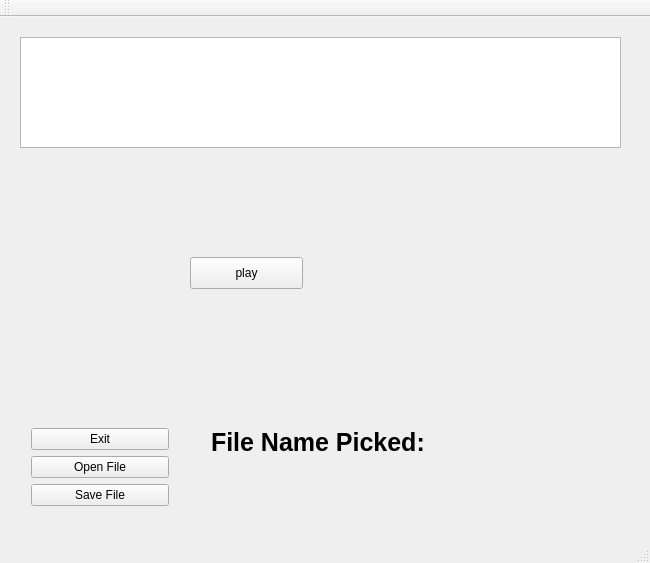
Qt form mainwindow.ui (dxqzhuang/mp3player) before a commit.
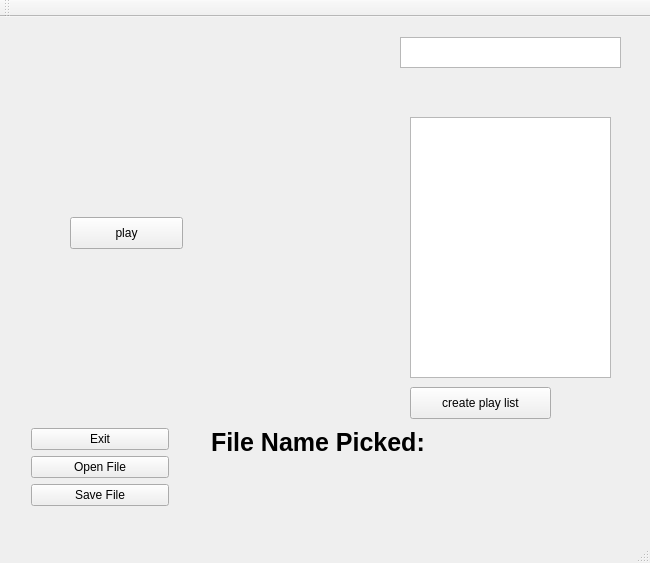
The same form after that commit.

What changed in the file:
```diff
--- a/mainwindow.ui
+++ b/mainwindow.ui
@@ -17,10 +17,10 @@
    <widget class="QTextBrowser" name="fileContentsDisplay">
     <property name="geometry">
      <rect>
-      <x>20</x>
+      <x>400</x>
       <y>20</y>
-      <width>601</width>
-      <height>111</height>
+      <width>221</width>
+      <height>31</height>
      </rect>
     </property>
    </widget>
@@ -93,8 +93,8 @@
    <widget class="QPushButton" name="mainWindow_play_btn">
     <property name="geometry">
      <rect>
-      <x>190</x>
-      <y>240</y>
+      <x>70</x>
+      <y>200</y>
       <width>113</width>
       <height>32</height>
      </rect>
@@ -103,6 +103,40 @@
      <string>play</string>
     </property>
    </widget>
+   <widget class="QTextBrowser" name="mainWindow_library_display">
+    <property name="geometry">
+     <rect>
+      <x>410</x>
+      <y>100</y>
+      <width>201</width>
+      <height>261</height>
+     </rect>
+    </property>
+   </widget>
+   <widget class="QWidget" name="verticalLayoutWidget_3">
+    <property name="geometry">
+     <rect>
+      <x>430</x>
+      <y>110</y>
+      <width>161</width>
+      <height>241</height>
+     </rect>
+    </property>
+    <layout class="QVBoxLayout" name="mainWindow_song_list"/>
+   </widget>
+   <widget class="QPushButton" name="mainWindow_create_play_list_btn">
+    <property name="geometry">
+     <rect>
+      <x>410</x>
+      <y>370</y>
+      <width>141</width>
+      <height>32</height>
+     </rect>
+    </property>
+    <property name="text">
+     <string>create play list</string>
+    </property>
+   </widget>
   </widget>
   <widget class="QMenuBar" name="menuBar">
    <property name="geometry">
```
